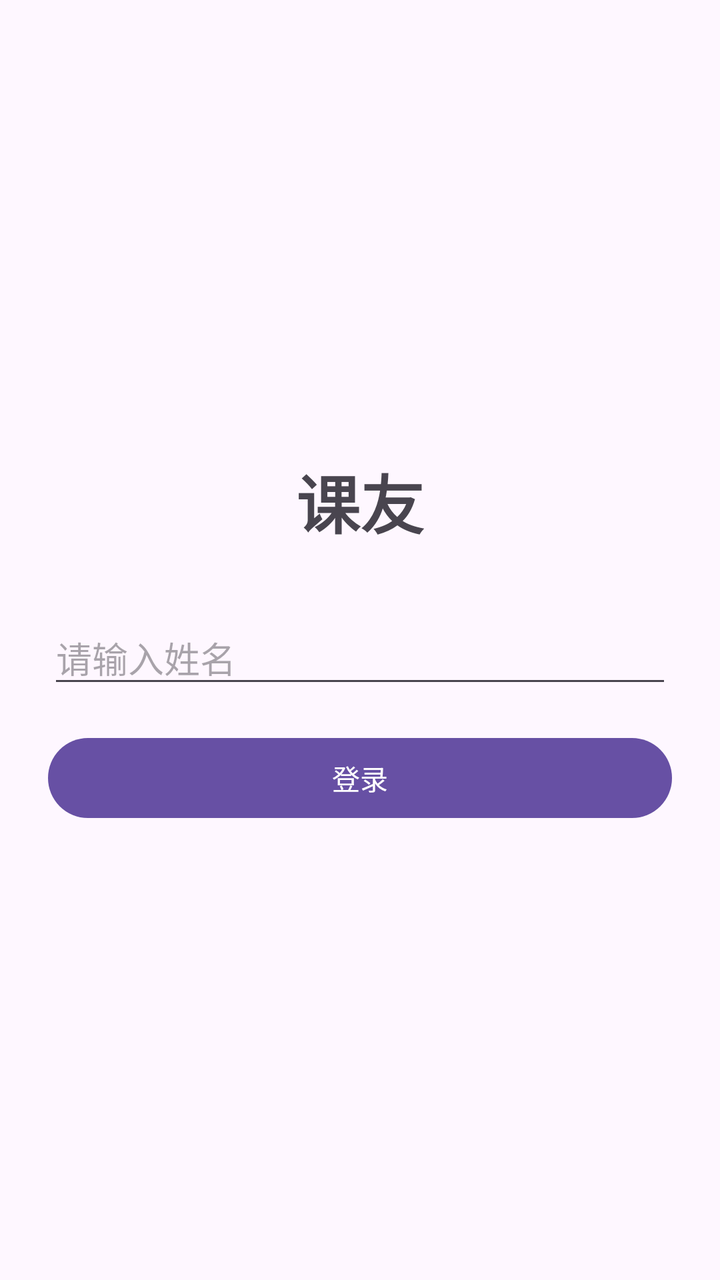
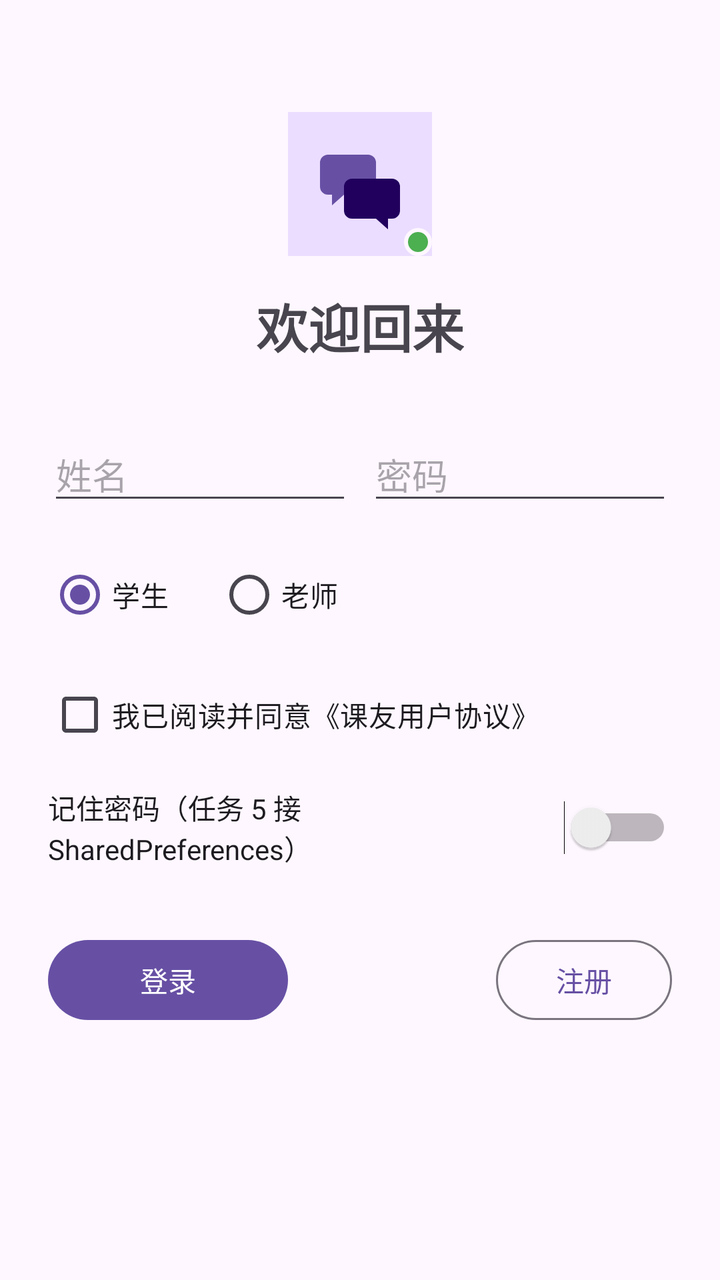

Compare the two renders of this Android layout. The source of the first and the diff that turns it into the second are given below.
<!-- AndroidManifest.xml: application theme Theme.Keyou -->
<!-- res/layout/activity_login.xml -->
<?xml version="1.0" encoding="utf-8"?>
<LinearLayout xmlns:android="http://schemas.android.com/apk/res/android"
    android:layout_width="match_parent"
    android:layout_height="match_parent"
    android:orientation="vertical"
    android:gravity="center"
    android:padding="24dp">

    <TextView
        android:layout_width="wrap_content"
        android:layout_height="wrap_content"
        android:text="@string/app_name"
        android:textSize="32sp"
        android:textStyle="bold"
        android:layout_marginBottom="32dp" />

    <EditText
        android:id="@+id/et_username"
        android:layout_width="match_parent"
        android:layout_height="wrap_content"
        android:hint="@string/login_username_hint"
        android:inputType="text"
        android:layout_marginBottom="16dp" />

    <Button
        android:id="@+id/btn_login"
        android:layout_width="match_parent"
        android:layout_height="wrap_content"
        android:text="@string/login_btn" />

</LinearLayout>
<!-- resources referenced by this layout -->
<resources>
  <string name="app_name">课友</string>
  <string name="login_btn">登录</string>
  <string name="login_username_hint">请输入姓名</string>
  <style name="Theme.Keyou" parent="Theme.Material3.DayNight.NoActionBar" />
</resources>

<!-- the commit's change to res/layout/activity_login.xml (unified diff, before → after) -->
@@ -1,31 +1,141 @@
 <?xml version="1.0" encoding="utf-8"?>
-<LinearLayout xmlns:android="http://schemas.android.com/apk/res/android"
+<androidx.constraintlayout.widget.ConstraintLayout
+    xmlns:android="http://schemas.android.com/apk/res/android"
+    xmlns:app="http://schemas.android.com/apk/res-auto"
     android:layout_width="match_parent"
     android:layout_height="match_parent"
-    android:orientation="vertical"
-    android:gravity="center"
     android:padding="24dp">
 
+    
+    <FrameLayout
+        android:id="@+id/fl_avatar"
+        android:layout_width="72dp"
+        android:layout_height="72dp"
+        android:layout_marginTop="32dp"
+        app:layout_constraintTop_toTopOf="parent"
+        app:layout_constraintStart_toStartOf="parent"
+        app:layout_constraintEnd_toEndOf="parent">
+
+        <ImageView
+            android:id="@+id/iv_avatar"
+            android:layout_width="72dp"
+            android:layout_height="72dp"
+            android:contentDescription="@string/login_avatar_desc"
+            android:src="@drawable/ic_launcher_foreground"
+            android:background="@color/md_primary_container" />
+
+        <View
+            android:layout_width="14dp"
+            android:layout_height="14dp"
+            android:layout_gravity="bottom|end"
+            android:background="@drawable/dot_online" />
+    </FrameLayout>
+
+    
     <TextView
+        android:id="@+id/tv_title"
         android:layout_width="wrap_content"
         android:layout_height="wrap_content"
-        android:text="@string/app_name"
-        android:textSize="32sp"
+        android:layout_marginTop="16dp"
+        android:text="@string/login_title"
+        android:textSize="26sp"
         android:textStyle="bold"
-        android:layout_marginBottom="32dp" />
+        app:layout_constraintTop_toBottomOf="@id/fl_avatar"
+        app:layout_constraintStart_toStartOf="parent"
+        app:layout_constraintEnd_toEndOf="parent" />
 
-    <EditText
-        android:id="@+id/et_username"
+    
+    <LinearLayout
+        android:id="@+id/ll_inputs"
         android:layout_width="match_parent"
         android:layout_height="wrap_content"
-        android:hint="@string/login_username_hint"
-        android:inputType="text"
-        android:layout_marginBottom="16dp" />
+        android:layout_marginTop="32dp"
+        android:orientation="horizontal"
+        app:layout_constraintTop_toBottomOf="@id/tv_title">
 
-    <Button
-        android:id="@+id/btn_login"
+        <EditText
+            android:id="@+id/et_username"
+            android:layout_width="0dp"
+            android:layout_height="wrap_content"
+            android:layout_weight="1"
+            android:hint="@string/login_username_hint"
+            android:inputType="text"
+            android:layout_marginEnd="8dp" />
+
+        <EditText
+            android:id="@+id/et_password"
+            android:layout_width="0dp"
+            android:layout_height="wrap_content"
+            android:layout_weight="1"
+            android:hint="@string/login_password_hint"
+            android:inputType="textPassword" />
+    </LinearLayout>
+
+    
+    <RadioGroup
+        android:id="@+id/rg_role"
         android:layout_width="match_parent"
         android:layout_height="wrap_content"
-        android:text="@string/login_btn" />
+        android:layout_marginTop="16dp"
+        android:orientation="horizontal"
+        app:layout_constraintTop_toBottomOf="@id/ll_inputs">
 
-</LinearLayout>
+        <RadioButton
+            android:id="@+id/rb_student"
+            android:layout_width="wrap_content"
+            android:layout_height="wrap_content"
+            android:text="@string/login_role_student"
+            android:checked="true" />
+
+        <RadioButton
+            android:id="@+id/rb_teacher"
+            android:layout_width="wrap_content"
+            android:layout_height="wrap_content"
+            android:layout_marginStart="24dp"
+            android:text="@string/login_role_teacher" />
+    </RadioGroup>
+
+    
+    <CheckBox
+        android:id="@+id/cb_agree"
+        android:layout_width="wrap_content"
+        android:layout_height="wrap_content"
+        android:layout_marginTop="12dp"
+        android:text="@string/login_agree"
+        app:layout_constraintTop_toBottomOf="@id/rg_role" />
+
+    
+    <Switch
+        android:id="@+id/sw_remember"
+        android:layout_width="match_parent"
+        android:layout_height="wrap_content"
+        android:layout_marginTop="12dp"
+        android:text="@string/login_remember"
+        app:layout_constraintTop_toBottomOf="@id/cb_agree" />
+
+    
+    <RelativeLayout
+        android:id="@+id/rl_actions"
+        android:layout_width="match_parent"
+        android:layout_height="wrap_content"
+        android:layout_marginTop="32dp"
+        app:layout_constraintTop_toBottomOf="@id/sw_remember">
+
+        <Button
+            android:id="@+id/btn_login"
+            android:layout_width="wrap_content"
+            android:layout_height="wrap_content"
+            android:layout_alignParentStart="true"
+            android:minWidth="120dp"
+            android:text="@string/login_btn" />
+
+        <Button
+            android:id="@+id/btn_register"
+            style="@style/Widget.Material3.Button.OutlinedButton"
+            android:layout_width="wrap_content"
+            android:layout_height="wrap_content"
+            android:layout_alignParentEnd="true"
+            android:text="@string/login_register_btn" />
+    </RelativeLayout>
+
+</androidx.constraintlayout.widget.ConstraintLayout>
<!-- resource entries referenced after the edit -->
@@ -1,8 +1,40 @@
 <!-- resources referenced by this layout -->
 <resources>
-  <string name="app_name">课友</string>
+  <color name="md_primary_container">#EADDFF</color>
+  <!-- drawable dot_online (drawable) -->
+  <?xml version="1.0" encoding="utf-8"?>
+  <shape xmlns:android="http://schemas.android.com/apk/res/android"
+      android:shape="oval">
+      <solid android:color="#4CAF50" />
+      <stroke
+          android:width="2dp"
+          android:color="@color/md_surface" />
+  </shape>
+  <!-- drawable ic_launcher_foreground (drawable) -->
+  <?xml version="1.0" encoding="utf-8"?>
+  <vector xmlns:android="http://schemas.android.com/apk/res/android"
+      android:width="108dp"
+      android:height="108dp"
+      android:viewportWidth="108"
+      android:viewportHeight="108">
+      <path
+          android:fillColor="#6750A4"
+          android:pathData="M30,32 h30 a6,6 0 0 1 6,6 v18 a6,6 0 0 1 -6,6 h-18 l-9,8 v-8 h-3 a6,6 0 0 1 -6,-6 v-18 a6,6 0 0 1 6,-6 z" />
+      <path
+          android:fillColor="#21005D"
+          android:pathData="M48,50 h30 a6,6 0 0 1 6,6 v18 a6,6 0 0 1 -6,6 h-3 v8 l-9,-8 h-18 a6,6 0 0 1 -6,-6 v-18 a6,6 0 0 1 6,-6 z" />
+  </vector>
+  <string name="login_agree">我已阅读并同意《课友用户协议》</string>
+  <string name="login_avatar_desc">头像</string>
   <string name="login_btn">登录</string>
-  <string name="login_username_hint">请输入姓名</string>
+  <string name="login_password_hint">密码</string>
+  <string name="login_register_btn">注册</string>
+  <string name="login_remember">记住密码（任务 5 接 SharedPreferences）</string>
+  <string name="login_role_student">学生</string>
+  <string name="login_role_teacher">老师</string>
+  <string name="login_title">欢迎回来</string>
+  <string name="login_username_hint">姓名</string>
   <style name="Theme.Keyou" parent="Theme.Material3.DayNight.NoActionBar" />
+  <color name="md_surface">#FEF7FF</color>
 </resources>
 
